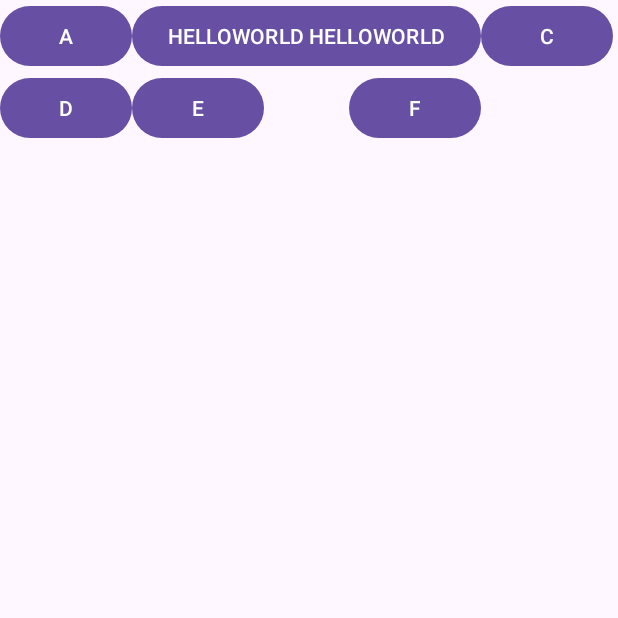
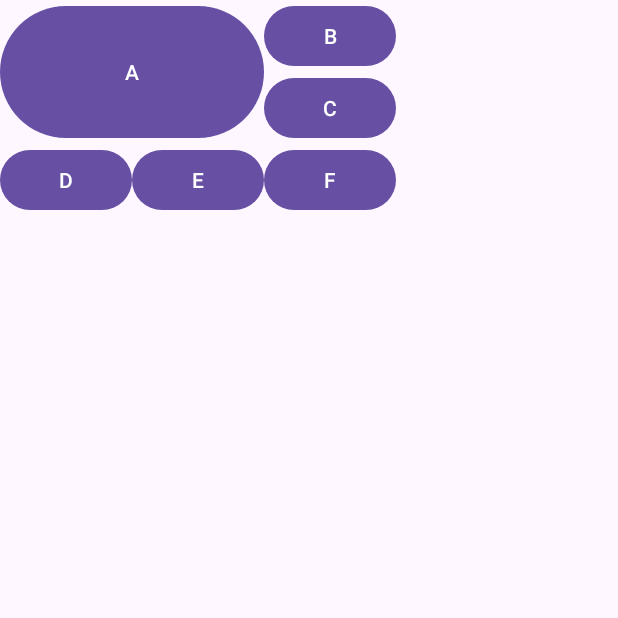
Before and after one commit to qtsky89/AndroidTutorial, an Android app: the screen it shows after launch (MainActivity), on a phone screen of 412 x 824 dp, the top half of it. Run offline under Robolectric (Android 15) with nearby library versions, the phone set to English and light mode, and no system bars.

Commit message:
grid layout done

```diff
--- a/ch7_view/src/main/res/layout/activity_main.xml
+++ b/ch7_view/src/main/res/layout/activity_main.xml
@@ -5,14 +5,14 @@
     android:orientation="horizontal"
     android:columnCount="3"
     >
-    <Button android:text="A" />
-    <Button android:text="HELLOWORLD HELLOWORLD" />
+    <Button android:text="A"
+        android:layout_columnSpan="2"
+        android:layout_rowSpan="2"
+        android:layout_gravity="fill"
+        />
+    <Button android:text="B" />
     <Button android:text="C" />
     <Button android:text="D" />
     <Button android:text="E" />
-    <Button android:text="F"
-        android:layout_row="1"
-        android:layout_column="1"
-        android:layout_gravity="right"
-        />
+    <Button android:text="F" />
 </GridLayout>
```
